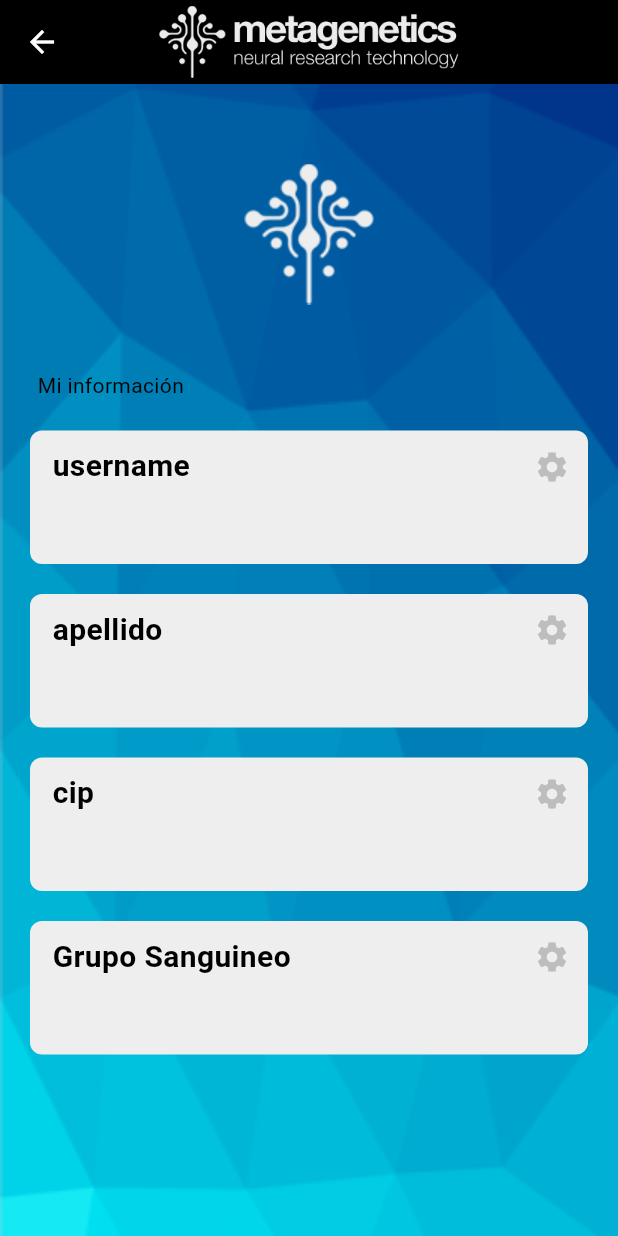
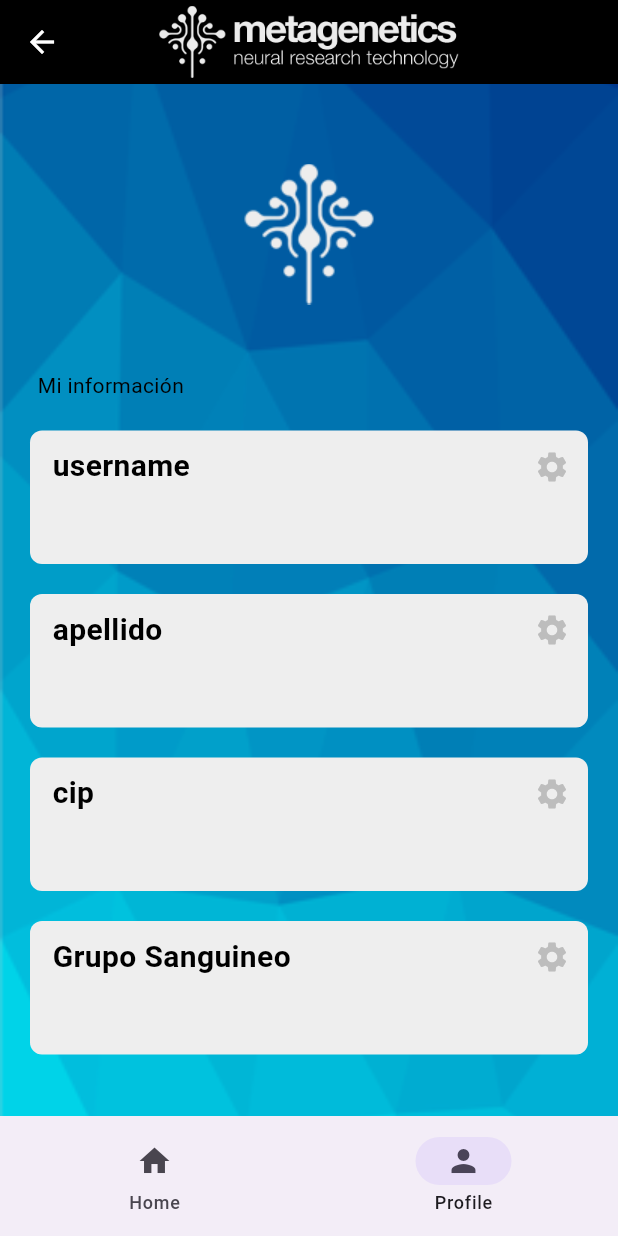
Before and after one commit to Ibirque/login_alternativo, a Flutter app: the Perfil screen opened directly, on a phone screen of 412 x 824 dp. Run offline on Flutter 3.47's test engine with Material 3 defaults, Android fonts, the phone set to English and light mode, and no system bars; our stand-ins replace cloud_firestore, firebase_auth, firebase_core, syncfusion_flutter_charts; accounts and stored records are empty.

Commit message:
AppBar Incluida
Añadida la barra inferior con enlace a perfil y a home.

```diff
--- /dev/null
+++ b/lib/componentes/bottom_navigation_bar.dart
@@ -0,0 +1,56 @@
+import 'package:flutter/material.dart';
+import 'package:login_alternativo/paginas/perfil.dart';
+import 'package:login_alternativo/paginas/principal.dart';
+
+class MyBottomNavigationBar extends StatelessWidget {
+  final int currentIndex;
+  final Function(int) onTap;
+
+  const MyBottomNavigationBar({
+    Key? key,
+    required this.currentIndex,
+    required this.onTap,
+  }) : super(key: key);
+
+  @override
+  Widget build(BuildContext context) {
+    return NavigationBar(
+      selectedIndex: currentIndex,
+      onDestinationSelected: onTap,
+      labelBehavior: NavigationDestinationLabelBehavior.alwaysShow,
+      destinations: const [
+        NavigationDestination(
+          icon: Icon(Icons.home),
+          label: 'Home',
+        ),
+        NavigationDestination(
+          icon: Icon(Icons.person),
+          label: 'Profile',
+        ),
+      ],
+    );
+  }
+}
+
+class NavigationHandler {
+  final BuildContext context;
+
+  NavigationHandler(this.context);
+
+  void handleNavigation(int index) {
+    switch (index) {
+      case 0:
+        Navigator.pushReplacement(
+          context,
+          MaterialPageRoute(builder: (context) => PaginaPrincipal()),
+        );
+        break;
+      case 1:
+        Navigator.push(
+          context,
+          MaterialPageRoute(builder: (context) => Perfil()),
+        );
+        break;
+    }
+  }
+}
--- a/lib/paginas/perfil.dart
+++ b/lib/paginas/perfil.dart
@@ -2,16 +2,17 @@ import 'package:firebase_auth/firebase_auth.dart';
 import 'package:flutter/material.dart';
 import 'package:cloud_firestore/cloud_firestore.dart';
 import 'package:login_alternativo/componentes/my_textbox.dart';
+import 'package:login_alternativo/componentes/bottom_navigation_bar.dart';
+import 'package:login_alternativo/paginas/principal.dart';
 
 class Perfil extends StatefulWidget {
-  // ignore: use_key_in_widget_constructors
-  const Perfil({Key? key});
+  const Perfil({Key? key}) : super(key: key);
 
   @override
-  State<Perfil> createState() => _Perfil();
+  State<Perfil> createState() => _PerfilState();
 }
 
-class _Perfil extends State<Perfil> {
+class _PerfilState extends State<Perfil> {
   final currentUser = FirebaseAuth.instance.currentUser!;
   final FirebaseFirestore _firestore = FirebaseFirestore.instance;
 
@@ -19,6 +20,7 @@ class _Perfil extends State<Perfil> {
   String? _apellido;
   String? _cip;
   String? _grupoSanguineo;
+  int _currentIndex = 1;
 
   @override
   void initState() {
@@ -28,8 +30,10 @@ class _Perfil extends State<Perfil> {
 
   Future<void> obtenerInformacionUsuario() async {
     try {
-      DocumentSnapshot<Map<String, dynamic>> userData =
-          await _firestore.collection('usuarios').doc(currentUser.email).get();
+      DocumentSnapshot<Map<String, dynamic>> userData = await _firestore
+          .collection('usuarios')
+          .doc(currentUser.email)
+          .get();
 
       setState(() {
         _username = userData.data()?['username'];
@@ -38,7 +42,6 @@ class _Perfil extends State<Perfil> {
         _grupoSanguineo = userData.data()?['grupoSanguineo'];
       });
     } catch (error) {
-      // ignore: avoid_print
       print('Error al obtener la información del usuario: $error');
     }
   }
@@ -47,15 +50,14 @@ class _Perfil extends State<Perfil> {
   Widget build(BuildContext context) {
     return Scaffold(
       appBar: AppBar(
-        backgroundColor: Colors.black, // Fondo negro
+        backgroundColor: Colors.black,
         title: Image.asset(
           'lib/assets/logo_white.png',
           width: 200,
-          height: 80, // Ajusta la altura según tus preferencias
+          height: 80,
         ),
         centerTitle: true,
-        iconTheme:
-            const IconThemeData(color: Colors.white), // Color del icono del Drawer
+        iconTheme: const IconThemeData(color: Colors.white),
       ),
       body: Container(
         decoration: const BoxDecoration(
@@ -67,9 +69,6 @@ class _Perfil extends State<Perfil> {
         child: ListView(
           children: [
             const SizedBox(height: 50),
-
-            //Imagen de perfil
-            //De momento usamos la imagen de metagenetics como imagen de perfil
             Center(
               child: Image.asset(
                 'lib/assets/fav_icon.png',
@@ -77,15 +76,12 @@ class _Perfil extends State<Perfil> {
                 height: 100,
               ),
             ),
-            //Email de usuario
             const SizedBox(height: 10),
             Text(
               currentUser.email!,
               textAlign: TextAlign.center,
               style: const TextStyle(color: Colors.black),
             ),
-
-            //Otros detalles
             const SizedBox(height: 10),
             const Padding(
               padding: EdgeInsets.only(left: 25.0),
@@ -94,29 +90,21 @@ class _Perfil extends State<Perfil> {
                 style: TextStyle(color: Colors.black),
               ),
             ),
-
-            // Nombre de usuario
             MyTextBox(
               texto: _username ?? '',
               sectionName: 'username',
               onPressed: () => editfield('username'),
             ),
-
-            // Apellido
             MyTextBox(
               texto: _apellido ?? '',
               sectionName: 'apellido',
               onPressed: () => editfield('apellido'),
             ),
-
-            // Cip
             MyTextBox(
               texto: _cip ?? '',
               sectionName: 'cip',
               onPressed: () => editfield('cip'),
             ),
-
-            // Grupo Sanguineo
             MyTextBox(
               texto: _grupoSanguineo ?? '',
               sectionName: 'Grupo Sanguineo',
@@ -125,6 +113,20 @@ class _Perfil extends State<Perfil> {
           ],
         ),
       ),
+      bottomNavigationBar: MyBottomNavigationBar(
+        currentIndex: _currentIndex,
+        onTap: (index) {
+          setState(() {
+            _currentIndex = index;
+          });
+          if (index == 0) {
+            Navigator.push(
+              context,
+              MaterialPageRoute(builder: (context) => PaginaPrincipal()),
+            );
+          }
+        },
+      ),
     );
   }
 
```
Also changed, not shown: lib/main.dart (+7 -86 lines), lib/paginas/principal.dart (+42 -14 lines).
